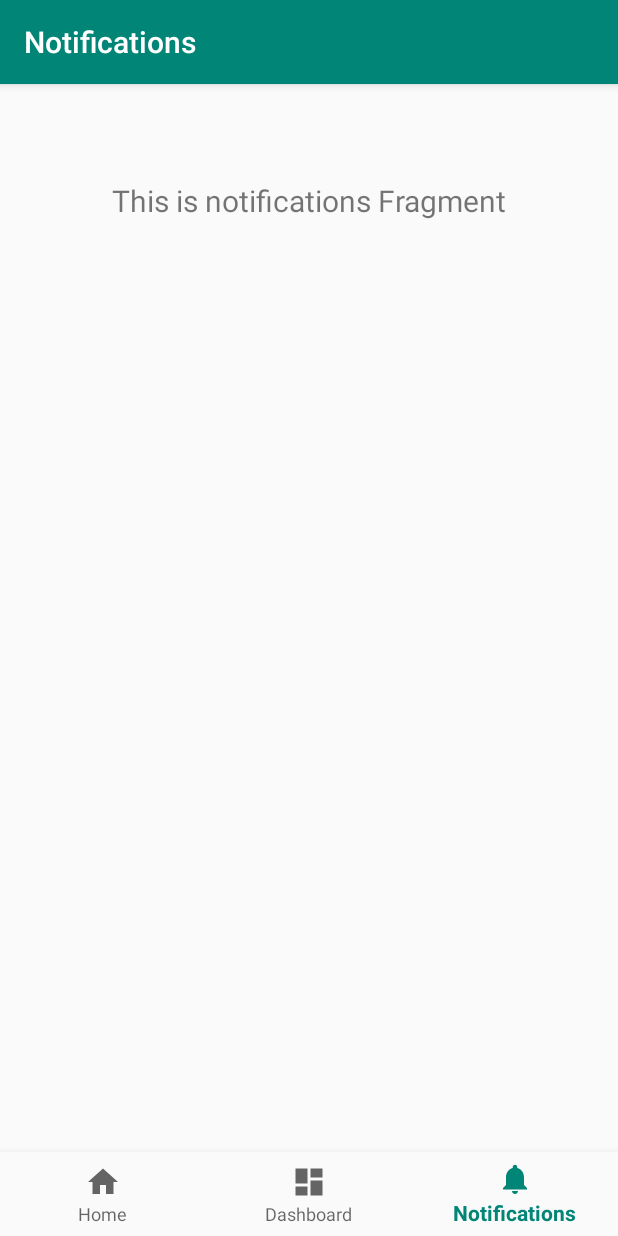
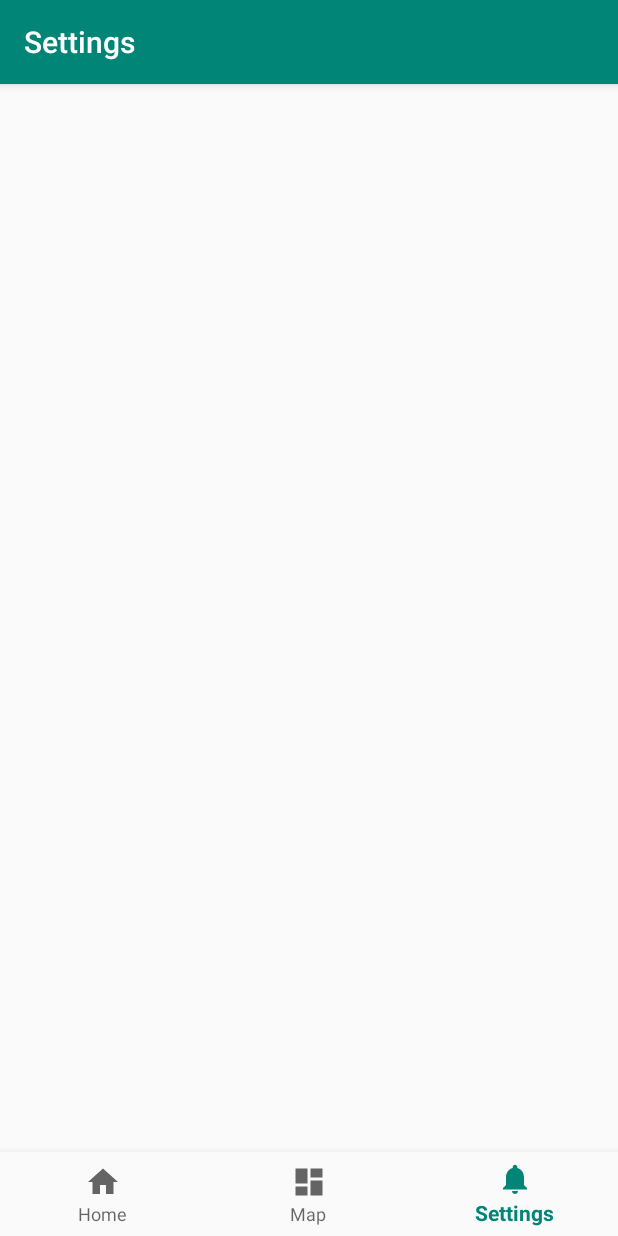
Before and after one commit to heraldofsolace/Safety-App, an Android app: the SettingsFragment screen opened through its navigation route, on a phone screen of 412 x 824 dp. Run offline under Robolectric (Android 15) with nearby library versions, the phone set to English and light mode, and no system bars; our stand-ins replace navigation-ui; libraries missing offline, so code that uses them is left out: com.amulyakhare.textdrawable, com.ernestoyaquello.dragdropswiperecyclerview, com.wafflecopter.multicontactpicker; 12 statements that could not run were skipped.

Commit message:
Refactor
Signed-off-by: Aniket Bhattacharyea <aniketmail669@gmail.com>

```diff
--- a/app/src/main/java/dev/abhattacharyea/safety/MainActivity.kt
+++ b/app/src/main/java/dev/abhattacharyea/safety/MainActivity.kt
@@ -44,7 +44,7 @@ class MainActivity : AppCompatActivity() {
         // menu should be considered as top level destinations.
         val appBarConfiguration = AppBarConfiguration(
             setOf(
-                R.id.navigation_home, R.id.navigation_dashboard, R.id.navigation_notifications
+                R.id.navigation_home, R.id.navigation_map, R.id.navigation_settings
             )
         )
         setupActionBarWithNavController(navController, appBarConfiguration)
--- a/app/src/main/java/dev/abhattacharyea/safety/MainIntroActivity.kt
+++ b/app/src/main/java/dev/abhattacharyea/safety/MainIntroActivity.kt
@@ -43,7 +43,7 @@ class MainIntroActivity : AppIntro2() {
 		addSlide(AppIntro2Fragment.newInstance(sliderPage3))
 		addSlide(AppIntro2Fragment.newInstance(sliderPage4))
 		askForPermissions(arrayOf(Manifest.permission.ACCESS_FINE_LOCATION, Manifest.permission.CAMERA, Manifest.permission.READ_EXTERNAL_STORAGE,
-			Manifest.permission.WRITE_EXTERNAL_STORAGE, Manifest.permission.READ_CONTACTS, Manifest.permission.CALL_PHONE, Manifest.permission.SEND_SMS, Manifest.permission.READ_SMS), 1)
+			Manifest.permission.WRITE_EXTERNAL_STORAGE, Manifest.permission.READ_CONTACTS, Manifest.permission.CALL_PHONE, Manifest.permission.SEND_SMS, Manifest.permission.READ_SMS), 4)
 	}
 
 
--- a/app/src/main/java/dev/abhattacharyea/safety/ui/dashboard/DashboardFragment.kt
+++ b/app/src/main/java/dev/abhattacharyea/safety/ui/map/MapFragment.kt
@@ -1,4 +1,4 @@
-package dev.abhattacharyea.safety.ui.dashboard
+package dev.abhattacharyea.safety.ui.map
 
 import android.Manifest
 import android.content.pm.PackageManager
@@ -21,7 +21,7 @@ import com.google.android.libraries.places.api.net.PlacesClient
 import dev.abhattacharyea.safety.R
 import org.jetbrains.anko.support.v4.toast
 
-class DashboardFragment : OnMapReadyCallback, Fragment() {
+class MapFragment : OnMapReadyCallback, Fragment() {
 
     lateinit var map: GoogleMap
     private lateinit var client: FusedLocationProviderClient
--- a/app/src/main/java/dev/abhattacharyea/safety/ui/notifications/NotificationsViewModel.kt
+++ /dev/null
@@ -1,13 +0,0 @@
-package dev.abhattacharyea.safety.ui.notifications
-
-import androidx.lifecycle.LiveData
-import androidx.lifecycle.MutableLiveData
-import androidx.lifecycle.ViewModel
-
-class NotificationsViewModel : ViewModel() {
-
-    private val _text = MutableLiveData<String>().apply {
-        value = "This is notifications Fragment"
-    }
-    val text: LiveData<String> = _text
-}
--- a/app/src/main/java/dev/abhattacharyea/safety/ui/notifications/NotificationsFragment.kt
+++ b/app/src/main/java/dev/abhattacharyea/safety/ui/settings/SettingsFragment.kt
@@ -1,4 +1,4 @@
-package dev.abhattacharyea.safety.ui.notifications
+package dev.abhattacharyea.safety.ui.settings
 
 import android.os.Bundle
 import android.view.LayoutInflater
@@ -6,26 +6,19 @@ import android.view.View
 import android.view.ViewGroup
 import android.widget.TextView
 import androidx.fragment.app.Fragment
-import androidx.lifecycle.Observer
-import androidx.lifecycle.ViewModelProviders
 import dev.abhattacharyea.safety.R
 
-class NotificationsFragment : Fragment() {
+class SettingsFragment : Fragment() {
 
-    private lateinit var notificationsViewModel: NotificationsViewModel
 
     override fun onCreateView(
         inflater: LayoutInflater,
         container: ViewGroup?,
         savedInstanceState: Bundle?
     ): View? {
-        notificationsViewModel =
-            ViewModelProviders.of(this).get(NotificationsViewModel::class.java)
+
         val root = inflater.inflate(R.layout.fragment_notifications, container, false)
         val textView: TextView = root.findViewById(R.id.text_notifications)
-        notificationsViewModel.text.observe(this, Observer {
-            textView.text = it
-        })
         return root
     }
 }
--- a/app/src/main/res/menu/bottom_nav_menu.xml
+++ b/app/src/main/res/menu/bottom_nav_menu.xml
@@ -7,13 +7,13 @@
         android:title="@string/title_home" />
 
     <item
-        android:id="@+id/navigation_dashboard"
+        android:id="@+id/navigation_map"
         android:icon="@drawable/ic_dashboard_black_24dp"
-        android:title="@string/title_dashboard" />
+        android:title="@string/title_map" />
 
     <item
-        android:id="@+id/navigation_notifications"
+        android:id="@+id/navigation_settings"
         android:icon="@drawable/ic_notifications_black_24dp"
-        android:title="@string/title_notifications" />
+        android:title="@string/title_settings" />
 
 </menu>
--- a/app/src/main/res/navigation/mobile_navigation.xml
+++ b/app/src/main/res/navigation/mobile_navigation.xml
@@ -12,14 +12,14 @@
         tools:layout="@layout/fragment_home" />
 
     <fragment
-        android:id="@+id/navigation_dashboard"
-        android:name="dev.abhattacharyea.safety.ui.dashboard.DashboardFragment"
-        android:label="@string/title_dashboard"
+        android:id="@+id/navigation_map"
+        android:name="dev.abhattacharyea.safety.ui.map.MapFragment"
+        android:label="@string/title_map"
         tools:layout="@layout/fragment_dashboard" />
 
     <fragment
-        android:id="@+id/navigation_notifications"
-        android:name="dev.abhattacharyea.safety.ui.notifications.NotificationsFragment"
-        android:label="@string/title_notifications"
+        android:id="@+id/navigation_settings"
+        android:name="dev.abhattacharyea.safety.ui.settings.SettingsFragment"
+        android:label="@string/title_settings"
         tools:layout="@layout/fragment_notifications" />
 </navigation>
--- a/app/src/main/res/values/strings.xml
+++ b/app/src/main/res/values/strings.xml
@@ -1,6 +1,6 @@
 <resources>
     <string name="app_name">Safety</string>
     <string name="title_home">Home</string>
-    <string name="title_dashboard">Dashboard</string>
-    <string name="title_notifications">Notifications</string>
+    <string name="title_map">Map</string>
+    <string name="title_settings">Settings</string>
 </resources>
```
